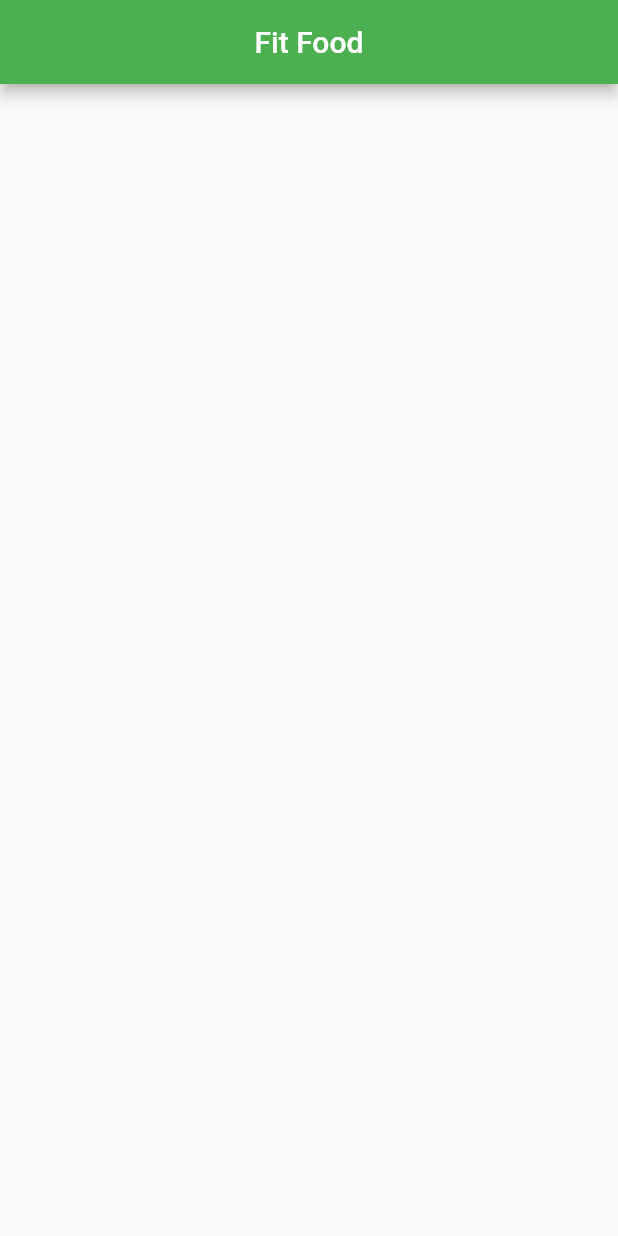
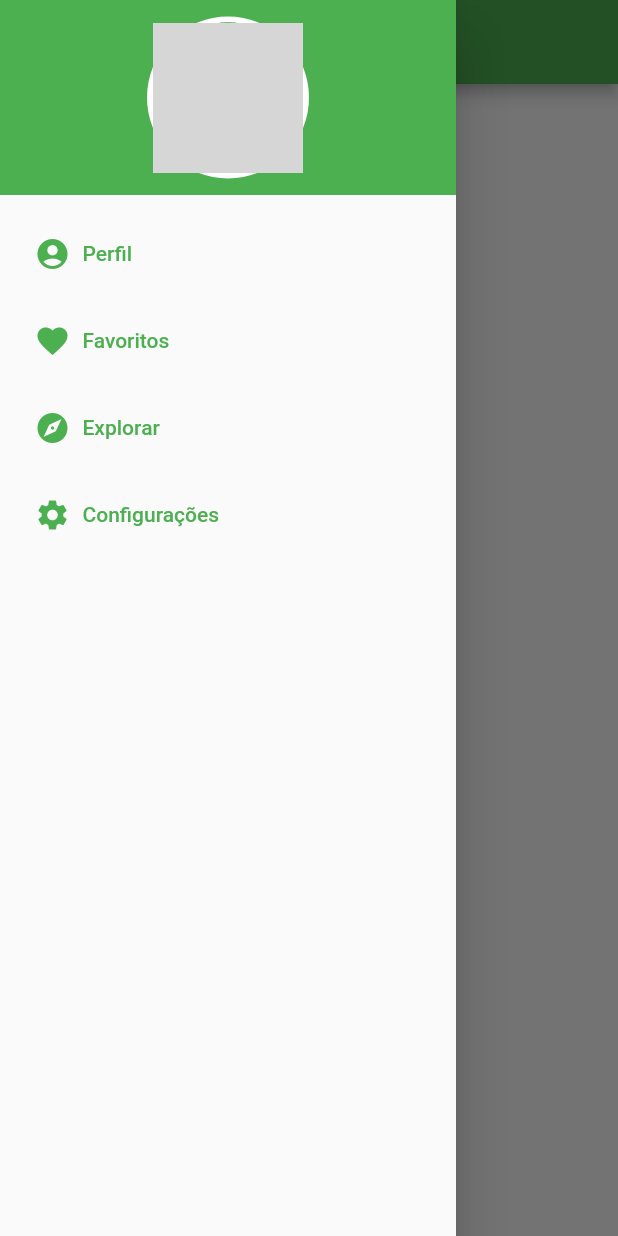
Before and after one commit to PauloSTDev/fit_food, a Flutter app: the screen it shows after launch, with the side drawer open (before the commit the screen has no drawer), on a phone screen of 412 x 824 dp. Run offline on Flutter 3.47's test engine with Material 2 defaults, Android fonts, the phone set to English and light mode, and no system bars; grey boxes are pictures that could not be loaded.

```diff
--- a/lib/screens/home_screen.dart
+++ b/lib/screens/home_screen.dart
@@ -1,19 +1,84 @@
 import 'package:flutter/material.dart';
 
 class MyHomePage extends StatefulWidget {
+  const MyHomePage({Key? key}) : super(key: key);
 
-@override
-State<MyHomePage> createState() => _MyHomePageState();
+  @override
+  State<MyHomePage> createState() => _MyHomePageState();
 }
 
 class _MyHomePageState extends State<MyHomePage> {
-
   @override
   Widget build(BuildContext context) {
     return Scaffold(
+      drawer: Drawer(
+        child: Column(
+          children: [
+            Stack(
+              alignment: Alignment.center,
+              children: [
+                Container(
+                  height: 130,
+                  decoration: const BoxDecoration(
+                    color: Colors.green,
+                  ),
+                ),
+                Container(
+                  decoration: BoxDecoration(
+                    shape: BoxShape.circle,
+                    border: Border.all(color: Colors.white, width: 4.0),
+                  ),
+                  child: const CircleAvatar(
+                    radius: 50,
+                    backgroundImage: AssetImage("assets/images/avatar.jpg"),
+                  ),
+                ),
+              ],
+            ),
+            Column(
+              children: [
+                Padding(
+                  padding: const EdgeInsets.all(15.0),
+                  child: Container(
+                    alignment: Alignment.bottomLeft,
+                    child: Column(
+                      crossAxisAlignment: CrossAxisAlignment.start,
+                      children: [
+                        TextButton.icon(
+                            onPressed: () {},
+                            icon: Icon(Icons.account_circle),
+                            label: Text("Perfil"),
+                        ),
+                        SizedBox(height: 10,),
+                        TextButton.icon(
+                          onPressed: () {},
+                          icon: Icon(Icons.favorite),
+                          label: Text("Favoritos"),
+                        ),
+                        SizedBox(height: 10,),
+                        TextButton.icon(
+                          onPressed: () {},
+                          icon: Icon(Icons.explore),
+                          label: Text("Explorar"),
+                        ),
+                        SizedBox(height: 10,),
+                        TextButton.icon(
+                          onPressed: () {},
+                          icon: Icon(Icons.settings),
+                          label: Text("Configurações"),
+                        ),
+                      ],
+                    ),
+                  ),
+                ),
+              ],
+            ),
+          ],
+        ),
+      ),
       appBar: AppBar(
         centerTitle: true,
-        title: Text("Fit Food"),
+        title: const Text("Fit Food"),
       ),
     );
   }
--- a/pubspec.yaml
+++ b/pubspec.yaml
@@ -58,9 +58,8 @@ flutter:
   uses-material-design: true
 
   # To add assets to your application, add an assets section, like this:
-  # assets:
-  #   - images/a_dot_burr.jpeg
-  #   - images/a_dot_ham.jpeg
+  assets:
+    - assets/images/
 
   # An image asset can refer to one or more resolution-specific "variants", see
   # https://flutter.dev/assets-and-images/#resolution-aware
```
Also changed, not shown: 1 other file.
